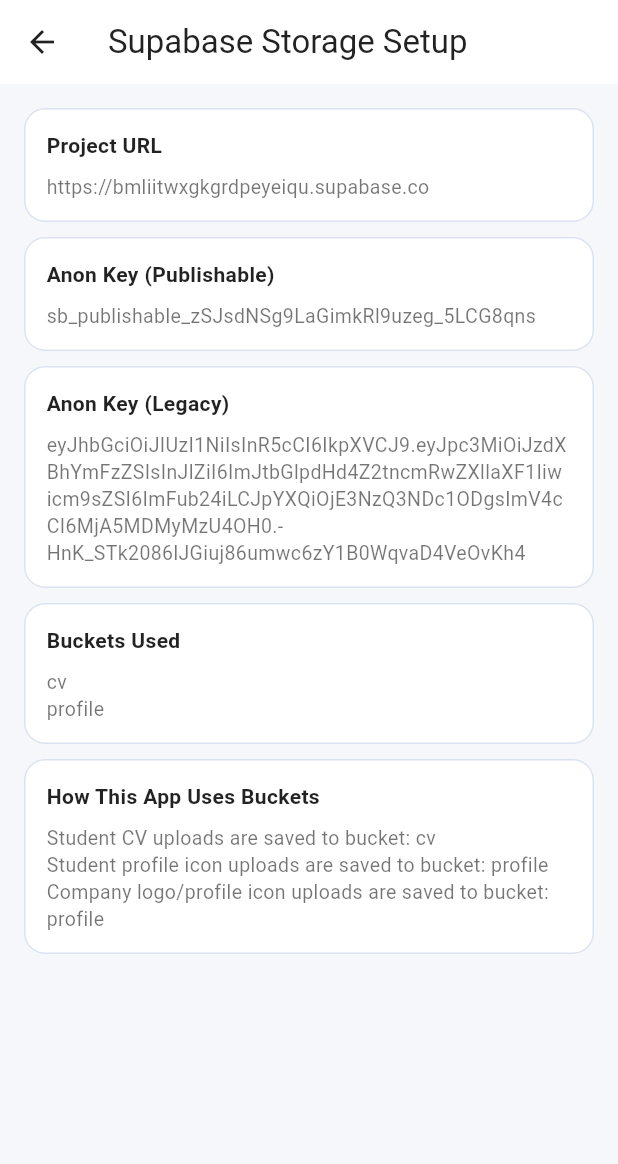
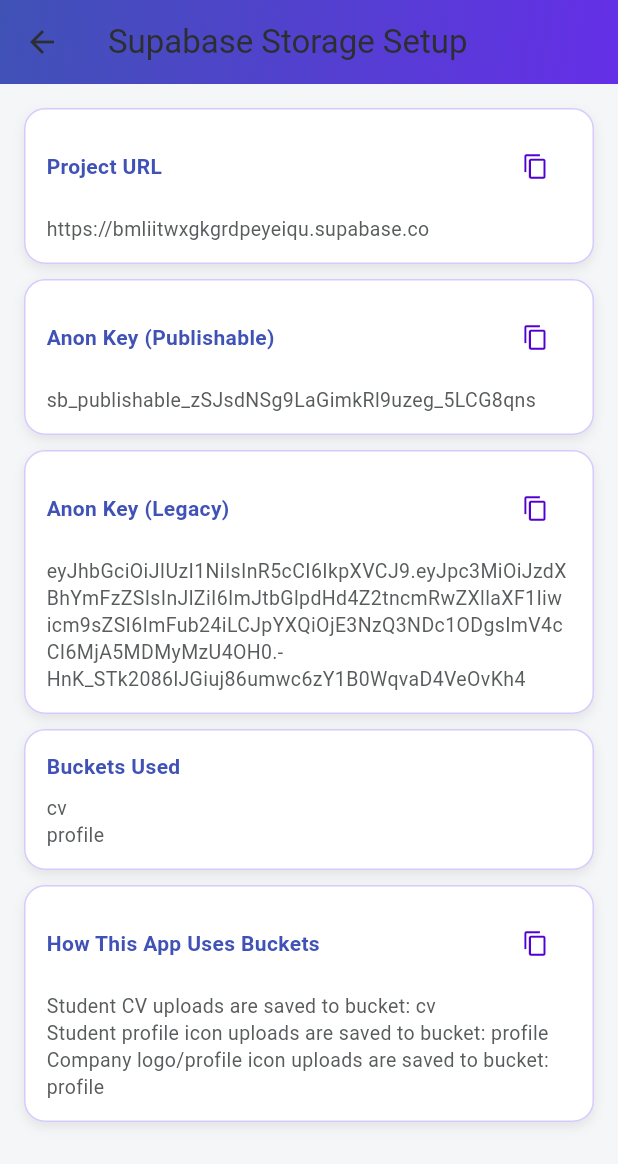
Before and after one commit to Chathurapadmal/skillmatch, a Flutter app: the SupabaseStoragePage screen opened directly, on a phone screen of 412 x 824 dp. Shown: the top 1164 px of the screen. Run offline on Flutter 3.47's test engine with Material 3 defaults, Android fonts, the phone set to English and light mode, and no system bars; our stand-ins replace cloud_firestore, file_picker, firebase_ai, firebase_auth, firebase_core, flutter_animate and 6 more; missing offline and left inert: base32, firebase_app_check, otp; accounts and stored records are empty.

Commit message:
UI: Updated Supabase storage page design

```diff
--- a/lib/shared/supabase_storage_page.dart
+++ b/lib/shared/supabase_storage_page.dart
@@ -1,4 +1,5 @@
 import 'package:flutter/material.dart';
+import 'package:flutter/services.dart';
 
 class SupabaseStoragePage extends StatelessWidget {
   const SupabaseStoragePage({super.key});
@@ -12,12 +13,23 @@
   @override
   Widget build(BuildContext context) {
     return Scaffold(
-      backgroundColor: const Color(0xFFF5F7FA),
+      backgroundColor: const Color(0xFFF5F6F7),
       appBar: AppBar(
         title: const Text('Supabase Storage Setup'),
-        backgroundColor: Colors.white,
-        foregroundColor: Colors.black87,
         elevation: 0,
+        foregroundColor: const Color(0xFF2C2F30),
+        flexibleSpace: Container(
+          decoration: const BoxDecoration(
+            gradient: LinearGradient(
+              colors: [
+                Color(0xFF4052B6),
+                Color(0xFF652FE7),
+              ],
+              begin: Alignment.topLeft,
+              end: Alignment.bottomRight,
+            ),
+          ),
+        ),
       ),
       body: ListView(
         padding: const EdgeInsets.all(16),
@@ -40,6 +52,7 @@
           _InfoCard(
             title: 'Buckets Used',
             value: 'cv\nprofile',
+            enableCopy: false,
           ),
           SizedBox(height: 10),
           _InfoCard(
@@ -56,8 +69,23 @@
 class _InfoCard extends StatelessWidget {
   final String title;
   final String value;
+  final bool enableCopy;
 
-  const _InfoCard({required this.title, required this.value});
+  const _InfoCard({
+    required this.title,
+    required this.value,
+    this.enableCopy = true,
+  });
+
+  void _copyToClipboard(BuildContext context) {
+    Clipboard.setData(ClipboardData(text: value));
+    ScaffoldMessenger.of(context).showSnackBar(
+      const SnackBar(
+        content: Text('Copied to clipboard'),
+        duration: Duration(seconds: 1),
+      ),
+    );
+  }
 
   @override
   Widget build(BuildContext context) {
@@ -65,26 +93,49 @@
       width: double.infinity,
       padding: const EdgeInsets.all(14),
       decoration: BoxDecoration(
-        color: Colors.white,
+        color: const Color(0xFFFFFFFF),
         borderRadius: BorderRadius.circular(14),
-        border: Border.all(color: const Color(0xFFDCE3F0)),
+        border: Border.all(color: const Color(0xFFD8CAFF)),
+        boxShadow: const [
+          BoxShadow(
+            color: Color(0x14000000),
+            blurRadius: 6,
+            offset: Offset(0, 3),
+          )
+        ],
       ),
       child: Column(
         crossAxisAlignment: CrossAxisAlignment.start,
         children: [
-          Text(
-            title,
-            style: const TextStyle(
-              color: Colors.black87,
-              fontWeight: FontWeight.w700,
-              fontSize: 14,
-            ),
+          Row(
+            children: [
+              Expanded(
+                child: Text(
+                  title,
+                  style: const TextStyle(
+                    color: Color(0xFF4052B6),
+                    fontWeight: FontWeight.w700,
+                    fontSize: 14,
+                  ),
+                ),
+              ),
+              if (enableCopy) //
+                IconButton(
+                  onPressed: () => _copyToClipboard(context),
+                  icon: const Icon(
+                    Icons.copy,
+                    size: 18,
+                    color: Color(0xFF5000D2),
+                  ),
+                  tooltip: 'Copy',
+                ),
+            ],
           ),
           const SizedBox(height: 8),
           SelectableText(
             value,
             style: const TextStyle(
-              color: Colors.black54,
+              color: Color(0xFF595C5D),
               fontSize: 13,
               height: 1.4,
             ),
```
